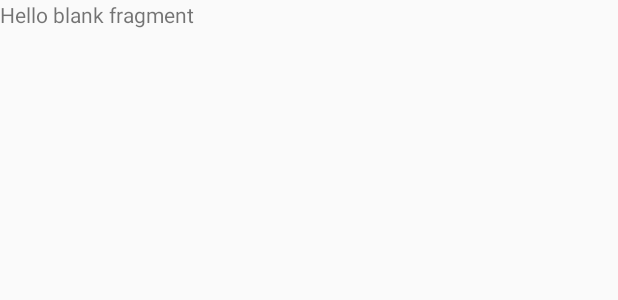
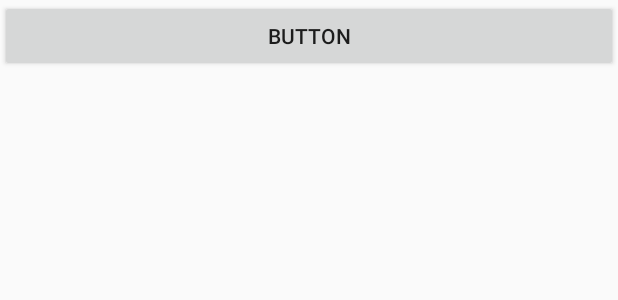
Before and after one commit to Tarf1233/MyApplication, an Android app: the layout fragment_customer.xml on its own in the app's theme, with its tools: preview values and no code run, on a phone screen of 412 x 824 dp. Shown: the top 300 px of the screen. Run offline under Robolectric (Android 15) with nearby library versions, the phone set to English and light mode, and no system bars.

Commit message:
100% funcc

```diff
--- a/app/src/main/res/layout/fragment_customer.xml
+++ b/app/src/main/res/layout/fragment_customer.xml
@@ -1,14 +1,16 @@
 <?xml version="1.0" encoding="utf-8"?>
-<FrameLayout xmlns:android="http://schemas.android.com/apk/res/android"
+<LinearLayout xmlns:android="http://schemas.android.com/apk/res/android"
     xmlns:tools="http://schemas.android.com/tools"
     android:layout_width="match_parent"
     android:layout_height="match_parent"
     tools:context=".customer">
 
     <!-- TODO: Update blank fragment layout -->
-    <TextView
-        android:layout_width="match_parent"
-        android:layout_height="match_parent"
-        android:text="@string/hello_blank_fragment" />
 
-</FrameLayout>
+    <Button
+        android:id="@+id/button2"
+        android:layout_width="wrap_content"
+        android:layout_height="wrap_content"
+        android:layout_weight="1"
+        android:text="Button" />
+</LinearLayout>
```
Also changed, not shown: app/src/main/java/com/whatever/myapplication/MainActivity.java (+13 -2 lines), app/src/main/java/com/whatever/myapplication/Mainpageadapt.java (deleted, +0 -34 lines), app/src/main/res/layout/fragment_properties.xml (+8 -6 lines).
